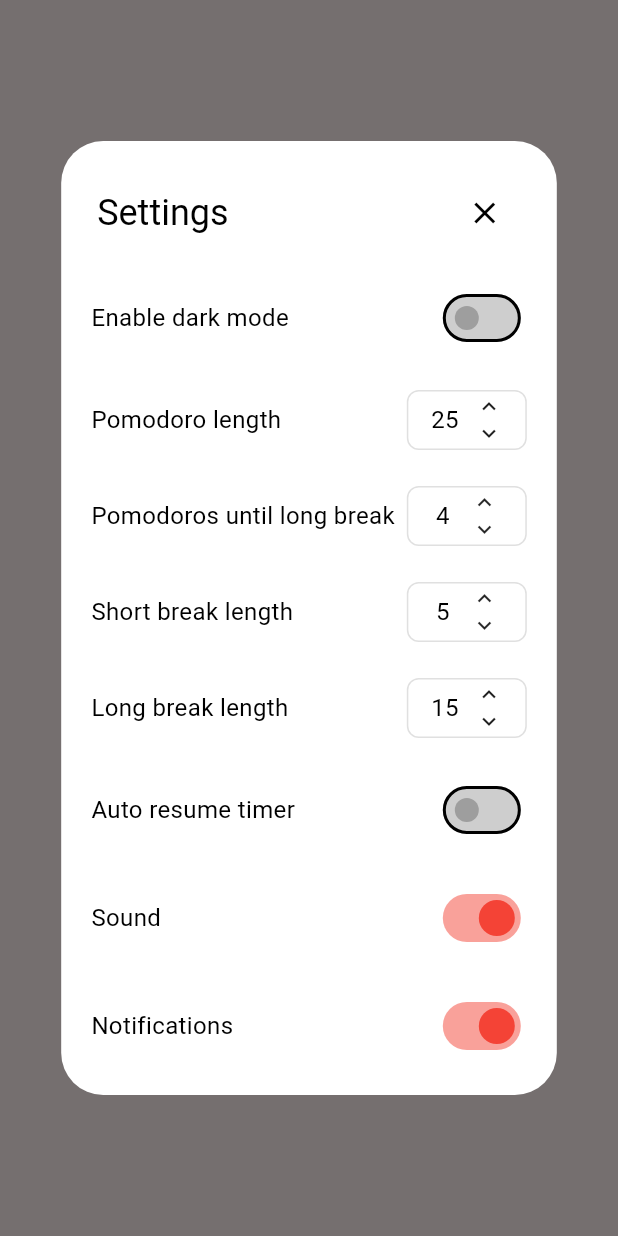
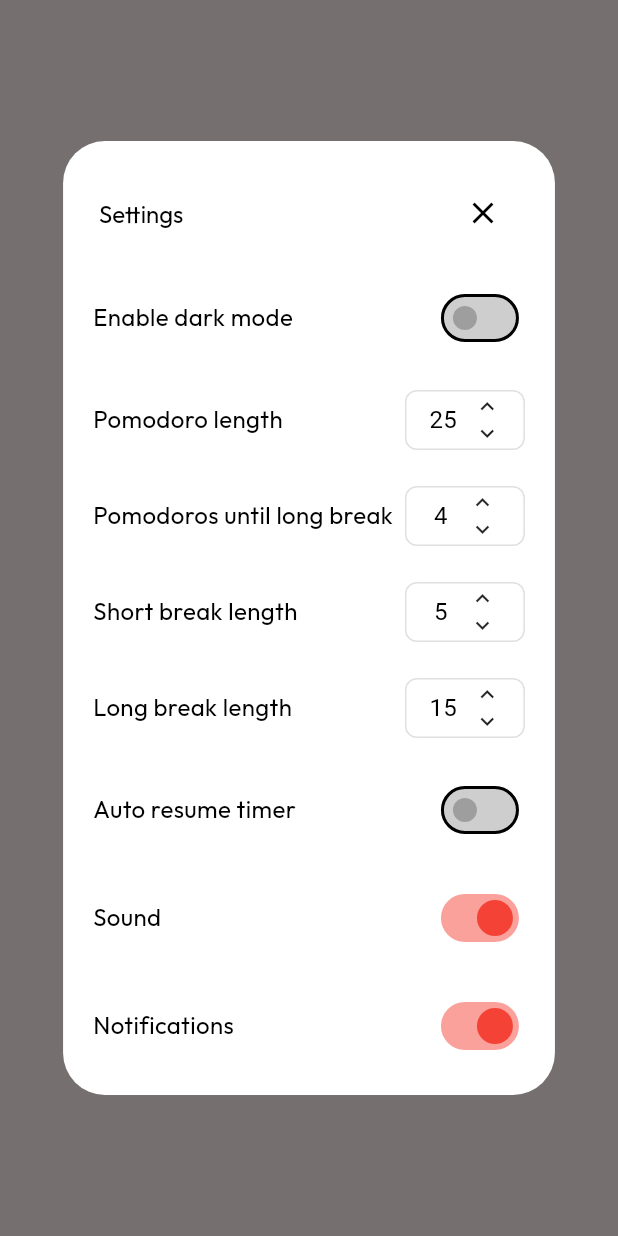
Before and after one commit to singhrishabh93/pomodoro_app, a Flutter app: the screen it shows after launch, after a tap on the "keyboard control" icon, on a phone screen of 412 x 824 dp. Run offline on Flutter 3.47's test engine with Material 3 defaults, Android fonts, the phone set to English and light mode, and no system bars; our stand-ins replace audioplayers, bloc, equatable, flutter_bloc, google_fonts, hydrated_bloc.

Commit message:
font changed

```diff
--- a/lib/screens/timer_screen.dart
+++ b/lib/screens/timer_screen.dart
@@ -1,5 +1,6 @@
 import 'package:flutter/material.dart';
 import 'package:flutter_bloc/flutter_bloc.dart';
+import 'package:google_fonts/google_fonts.dart';
 import 'package:pomodoro_app/blocs/settings/settings_bloc.dart';
 import 'package:pomodoro_app/blocs/theme/theme_bloc.dart';
 import 'package:pomodoro_app/screens/settings_screen.dart';
@@ -74,7 +75,13 @@ class _TimerScreenState extends State<TimerScreen> {
                                       mainAxisAlignment:
                                           MainAxisAlignment.spaceBetween,
                                       children: [
-                                        const Text('Settings'),
+                                        Text(
+                                          'Settings',
+                                          style: GoogleFonts.outfit(
+                                            fontSize: 16,
+                                            fontWeight: FontWeight.normal,
+                                          ),
+                                        ),
                                         IconButton(
                                           icon: const Icon(Icons.close),
                                           onPressed: () =>
@@ -204,7 +211,7 @@ class _TimerScreenState extends State<TimerScreen> {
                                   horizontal: 16, vertical: 12),
                             ),
                           ),
-                          const SizedBox(width: 16),
+                          const SizedBox(width: 8),
                           Container(
                             decoration: BoxDecoration(
                               color: Theme.of(context)
@@ -225,7 +232,7 @@ class _TimerScreenState extends State<TimerScreen> {
                                   horizontal: 28, vertical: 16),
                             ),
                           ),
-                          const SizedBox(width: 16),
+                          const SizedBox(width: 8),
                           Container(
                             decoration: BoxDecoration(
                               color: Theme.of(context)
@@ -260,7 +267,8 @@ class _TimerScreenState extends State<TimerScreen> {
     );
   }
 
-  Widget _buildSwitchSetting(String title, bool value, Function(bool) onChanged) {
+  Widget _buildSwitchSetting(
+      String title, bool value, Function(bool) onChanged) {
     return Padding(
       padding: const EdgeInsets.symmetric(vertical: 12),
       child: Row(
@@ -268,7 +276,10 @@ class _TimerScreenState extends State<TimerScreen> {
         children: [
           Text(
             title,
-          style: const TextStyle(fontSize: 16),
+            style: GoogleFonts.outfit(
+              fontSize: 16,
+              fontWeight: FontWeight.normal,
+            ),
           ),
           Switch(
             value: value,
@@ -288,7 +299,10 @@ Widget _buildNumberSetting(String title, int value, Function(int) onChanged) {
           Expanded(
             child: Text(
               title,
-            style: const TextStyle(fontSize: 16),
+              style: GoogleFonts.outfit(
+                fontSize: 16,
+                fontWeight: FontWeight.normal,
+              ),
             ),
           ),
           SizedBox(width: 8),
--- a/lib/widgets/display.dart
+++ b/lib/widgets/display.dart
@@ -22,7 +22,7 @@ class Display extends StatelessWidget {
 
     return AnimatedDefaultTextStyle(
       duration: const Duration(milliseconds: 200),
-      style: GoogleFonts.roboto(
+      style: GoogleFonts.outfit(
         fontWeight: isRunning ? FontWeight.bold : FontWeight.normal,
         color: Theme.of(context).colorScheme.primary,
       ),
@@ -32,7 +32,7 @@ class Display extends StatelessWidget {
         children: [
           Text(
             formattedMinutes,
-            style: GoogleFonts.roboto(
+            style: GoogleFonts.outfit(
               fontSize: 180,
               height: 0.9,
               fontWeight: isRunning ? FontWeight.bold : FontWeight.normal,
--- a/lib/widgets/setting_tile.dart
+++ b/lib/widgets/setting_tile.dart
@@ -1,5 +1,6 @@
 // lib/widgets/setting_tile.dart
 import 'package:flutter/material.dart';
+import 'package:google_fonts/google_fonts.dart';
 
 class SettingTile extends StatelessWidget {
   const SettingTile({
@@ -22,7 +23,9 @@ class SettingTile extends StatelessWidget {
     return ListTile(
       title: Text(
         title,
-        style: const TextStyle(fontSize: 16),
+        style: GoogleFonts.outfit(
+          fontSize: 16,
+        ),
       ),
       trailing: isSwitchSetting
           ? Switch(
@@ -41,7 +44,10 @@ class SettingTile extends StatelessWidget {
                         ? () => onValueChanged?.call((value as int) - 1)
                         : null,
                   ),
-                  Text('$value'),
+                  Text(
+                    '$value',
+                    style: GoogleFonts.outfit(),
+                  ),
                   IconButton(
                     icon: const Icon(Icons.add),
                     onPressed: value < 60
--- a/lib/widgets/stage_label.dart
+++ b/lib/widgets/stage_label.dart
@@ -1,6 +1,7 @@
 // lib/widgets/stage_label.dart
 import 'package:flutter/material.dart';
 import 'package:flutter_bloc/flutter_bloc.dart';
+import 'package:google_fonts/google_fonts.dart';
 import 'package:pomodoro_app/blocs/timer/timer_state.dart';
 
 import '../blocs/timer/timer_bloc.dart';
@@ -67,10 +68,10 @@ class StageLabel extends StatelessWidget {
                 const SizedBox(width: 8),
                 Text(
                   label,
-                  style: TextStyle(
+                  style: GoogleFonts.outfit(
+                    fontSize: 18,
+                    fontWeight: FontWeight.normal,
                     color: Theme.of(context).colorScheme.primary,
-                    fontWeight: FontWeight.bold,
-                    fontSize: 18,
                   ),
                 ),
               ],
```
Lines whose indentation alone changed are shown as unchanged.
